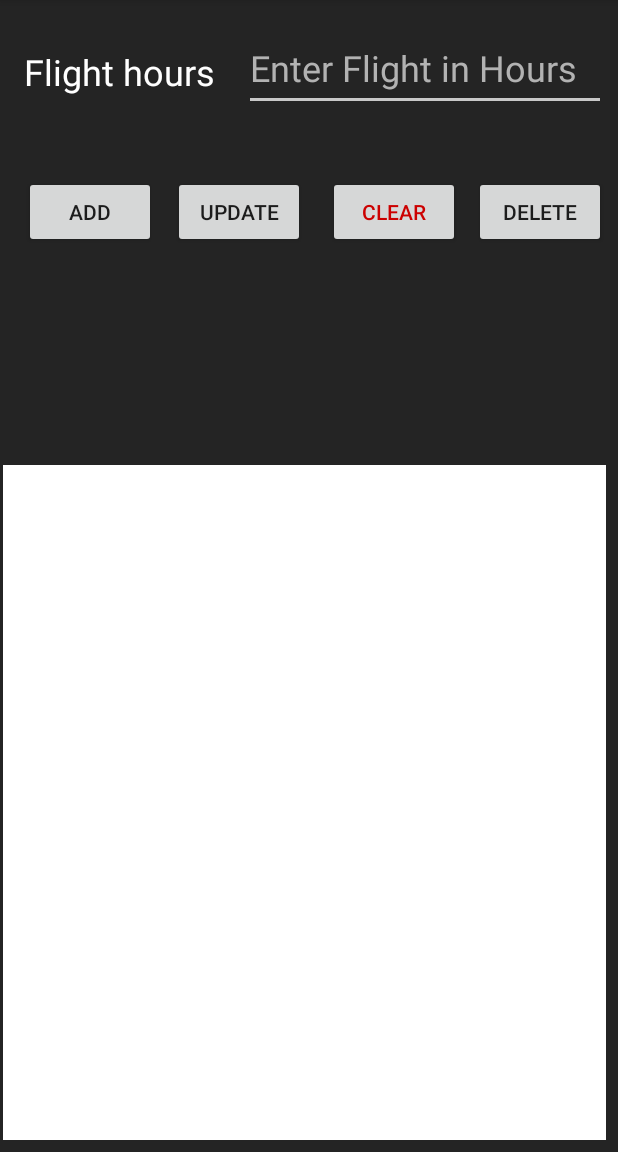
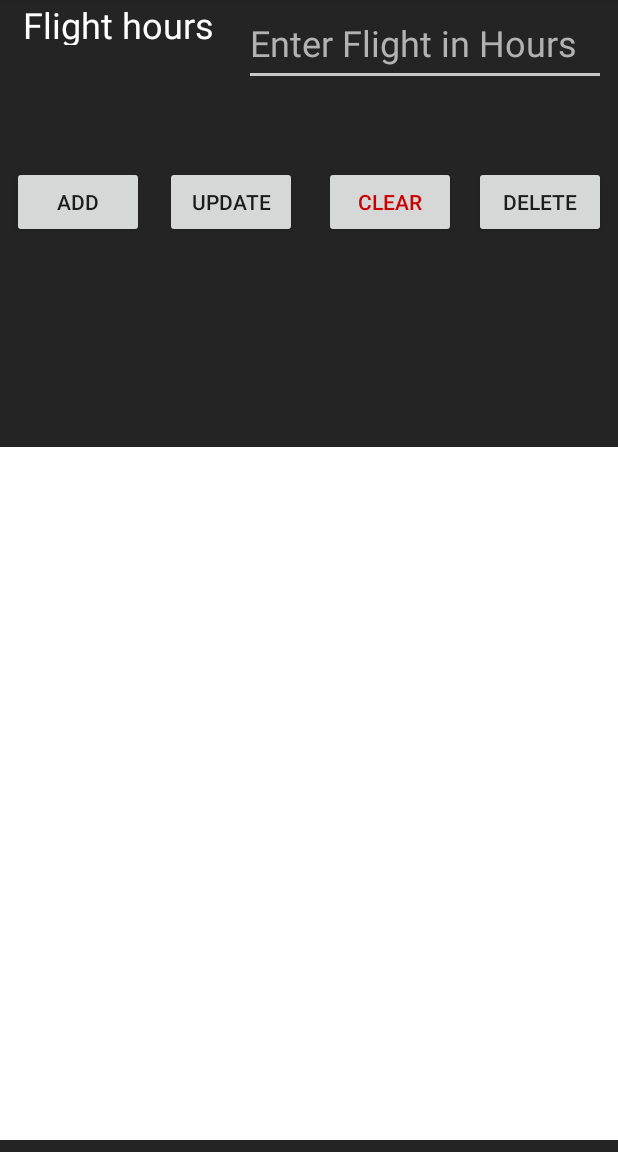
Before and after one commit to dorynakad/Pilot-Companion-App, an Android app: the LogbookActivity screen opened directly, with no data from a screen before it, on a phone screen of 412 x 824 dp, the part 84-1236 px from its top. Run offline under Robolectric (Android 15) with nearby library versions, the phone set to English and light mode, and no system bars.

Commit message:
Design complete

```diff
--- a/app/src/main/java/com/juliachihata/co_pilot/LogbookActivity.java
+++ b/app/src/main/java/com/juliachihata/co_pilot/LogbookActivity.java
@@ -1,9 +1,11 @@
 package com.juliachihata.co_pilot;
 
 import android.content.DialogInterface;
+import android.content.SharedPreferences;
 import android.support.v7.app.AlertDialog;
 import android.support.v7.app.AppCompatActivity;
 import android.os.Bundle;
+import android.util.Log;
 import android.view.View;
 import android.widget.AdapterView;
 import android.widget.ArrayAdapter;
@@ -15,6 +17,9 @@ import android.widget.Toast;
 import java.util.ArrayList;
 import java.util.Calendar;
 import java.util.Date;
+import java.util.HashSet;
+import java.util.List;
+import java.util.Set;
 
 public class LogbookActivity extends AppCompatActivity {
 
@@ -24,12 +29,19 @@ public class LogbookActivity extends AppCompatActivity {
     Button  addBtn,updateBtn,clearBtn,deleteBtn;
     ArrayList<String> flightTimes = new ArrayList<String>();
     ArrayAdapter<String> adapter;
+    SharedPreferences sharedPreferences;
 
+//public static final String PREFS_NAME = "MyPrefsFile";
 
     @Override
     protected void onCreate(Bundle savedInstanceState) {
         super.onCreate(savedInstanceState);
         setContentView(R.layout.activity_logbook);
+     //   SharedPreferences settings = getSharedPreferences(PREFS_NAME,0);
+     //   flightTimes = settings.getString("flightTimes",flightTimes);
+
+
+        sharedPreferences = getSharedPreferences("mySharedPreferences", MODE_PRIVATE);
 
         getSupportActionBar().setDisplayHomeAsUpEnabled(true);
 
@@ -61,6 +73,8 @@ public class LogbookActivity extends AppCompatActivity {
             @Override
             public void onClick(View v) {
                 add();
+
+
             }
         });
         updateBtn.setOnClickListener(new View.OnClickListener() {
@@ -103,6 +117,8 @@ public class LogbookActivity extends AppCompatActivity {
         });
 
     }
+
+
     Date currentTime = Calendar.getInstance().getTime();
     //Add
 
@@ -110,7 +126,7 @@ public class LogbookActivity extends AppCompatActivity {
 
        String flightTime=timeTxt.getText().toString() ;//+ timeTxt2.getText().toString();
 
-       // int timeInt = Integer.parseInt(timeTxt);
+      //  int timeInt = timeTxt.getString();
 
         if(!flightTime.isEmpty() && flightTime.length()>0){
             //Add
@@ -120,11 +136,11 @@ public class LogbookActivity extends AppCompatActivity {
 
             timeTxt.setText("");
 
-            Toast.makeText(getApplicationContext(),"Added" +timeTxt, Toast.LENGTH_SHORT).show();
+           Toast.makeText(getApplicationContext(),"Added" +timeTxt, Toast.LENGTH_SHORT).show();
 
         }
         else {
-            Toast.makeText(getApplicationContext(),"!! Nothing to add" +timeTxt, Toast.LENGTH_LONG).show();
+            Toast.makeText(getApplicationContext(),"Nothing to add" +timeTxt, Toast.LENGTH_LONG).show();
         }
     }
 
@@ -148,7 +164,7 @@ public class LogbookActivity extends AppCompatActivity {
             adapter.notifyDataSetChanged();
             Toast.makeText(getApplicationContext(),"Updated" +timeTxt, Toast.LENGTH_SHORT).show();}
             else {
-            Toast.makeText(getApplicationContext(), "!! Nothing to update" , Toast.LENGTH_SHORT).show();
+            Toast.makeText(getApplicationContext(), " Nothing to update" , Toast.LENGTH_SHORT).show();
         }
 
 
@@ -169,7 +185,7 @@ public class LogbookActivity extends AppCompatActivity {
             timeTxt.setText("");
             Toast.makeText(getApplicationContext(), "Delete" , Toast.LENGTH_SHORT).show();}
             else{
-            Toast.makeText(getApplicationContext(), "!! Nothing to delete" , Toast.LENGTH_SHORT).show();
+            Toast.makeText(getApplicationContext(), "Nothing to delete" , Toast.LENGTH_SHORT).show();
 
         }
 
@@ -181,4 +197,5 @@ public class LogbookActivity extends AppCompatActivity {
     adapter.clear();
 
     }
+
 }
--- a/app/src/main/res/layout/activity_logbook.xml
+++ b/app/src/main/res/layout/activity_logbook.xml
@@ -33,8 +33,8 @@
 
     <ListView
         android:id="@+id/listView"
-        android:layout_width="402dp"
-        android:layout_height="450dp"
+        android:layout_width="414dp"
+        android:layout_height="462dp"
         android:layout_marginStart="8dp"
         android:layout_marginLeft="8dp"
         android:layout_marginTop="8dp"
@@ -48,26 +48,21 @@
         android:textColor="#FFFFFF"
         app:layout_constraintBottom_toBottomOf="parent"
         app:layout_constraintEnd_toEndOf="parent"
-        app:layout_constraintHorizontal_bias="1.0"
+        app:layout_constraintHorizontal_bias="0.526"
         app:layout_constraintStart_toStartOf="parent"
-        app:layout_constraintTop_toTopOf="parent"
+        app:layout_constraintTop_toBottomOf="@+id/cleanBtn"
         app:layout_constraintVertical_bias="1.0" />
 
     <Button
         android:id="@+id/deleteBtn"
         android:layout_width="wrap_content"
         android:layout_height="wrap_content"
-        android:layout_marginStart="8dp"
-        android:layout_marginLeft="8dp"
-        android:layout_marginTop="8dp"
         android:layout_marginEnd="8dp"
         android:layout_marginRight="8dp"
         android:layout_marginBottom="8dp"
         android:text="Delete"
         app:layout_constraintBottom_toBottomOf="parent"
         app:layout_constraintEnd_toEndOf="parent"
-        app:layout_constraintHorizontal_bias="1.0"
-        app:layout_constraintStart_toStartOf="parent"
         app:layout_constraintTop_toTopOf="parent"
         app:layout_constraintVertical_bias="0.155" />
 
@@ -77,14 +72,9 @@
         android:layout_height="wrap_content"
         android:layout_marginStart="8dp"
         android:layout_marginLeft="8dp"
-        android:layout_marginTop="8dp"
-        android:layout_marginEnd="8dp"
-        android:layout_marginRight="8dp"
         android:layout_marginBottom="8dp"
         android:text="Add"
         app:layout_constraintBottom_toBottomOf="parent"
-        app:layout_constraintEnd_toEndOf="parent"
-        app:layout_constraintHorizontal_bias="0.026"
         app:layout_constraintStart_toStartOf="parent"
         app:layout_constraintTop_toTopOf="parent"
         app:layout_constraintVertical_bias="0.155" />
@@ -95,54 +85,43 @@
         android:layout_height="wrap_content"
         android:layout_marginStart="8dp"
         android:layout_marginLeft="8dp"
-        android:layout_marginTop="8dp"
-        android:layout_marginEnd="8dp"
-        android:layout_marginRight="8dp"
+        android:layout_marginEnd="12dp"
+        android:layout_marginRight="12dp"
         android:layout_marginBottom="8dp"
         android:text="Update"
         app:layout_constraintBottom_toBottomOf="parent"
-        app:layout_constraintEnd_toEndOf="parent"
-        app:layout_constraintHorizontal_bias="0.348"
-        app:layout_constraintStart_toStartOf="parent"
+        app:layout_constraintEnd_toStartOf="@+id/cleanBtn"
+        app:layout_constraintStart_toEndOf="@+id/addBtn"
         app:layout_constraintTop_toTopOf="parent"
         app:layout_constraintVertical_bias="0.155" />
 
     <TextView
         android:id="@+id/textView14"
         android:layout_width="wrap_content"
-        android:layout_height="wrap_content"
+        android:layout_height="30dp"
         android:layout_marginStart="8dp"
         android:layout_marginLeft="8dp"
-        android:layout_marginTop="8dp"
         android:layout_marginEnd="8dp"
         android:layout_marginRight="8dp"
-        android:layout_marginBottom="8dp"
         android:text="Flight hours"
         android:textColor="@android:color/white"
         android:textSize="24sp"
-        app:layout_constraintBottom_toBottomOf="parent"
-        app:layout_constraintEnd_toEndOf="parent"
-        app:layout_constraintHorizontal_bias="0.029"
+        app:layout_constraintEnd_toStartOf="@+id/timeTxt"
+        app:layout_constraintHorizontal_bias="0.38"
         app:layout_constraintStart_toStartOf="parent"
-        app:layout_constraintTop_toTopOf="parent"
-        app:layout_constraintVertical_bias="0.032" />
+        tools:layout_editor_absoluteY="29dp" />
 
     <Button
         android:id="@+id/cleanBtn"
         android:layout_width="wrap_content"
         android:layout_height="wrap_content"
-        android:layout_marginStart="8dp"
-        android:layout_marginLeft="8dp"
-        android:layout_marginTop="8dp"
-        android:layout_marginEnd="8dp"
-        android:layout_marginRight="8dp"
+        android:layout_marginEnd="12dp"
+        android:layout_marginRight="12dp"
         android:layout_marginBottom="8dp"
         android:text="Clear"
         android:textColor="@android:color/holo_red_dark"
         app:layout_constraintBottom_toBottomOf="parent"
-        app:layout_constraintEnd_toEndOf="parent"
-        app:layout_constraintHorizontal_bias="0.684"
-        app:layout_constraintStart_toStartOf="parent"
+        app:layout_constraintEnd_toStartOf="@+id/deleteBtn"
         app:layout_constraintTop_toTopOf="parent"
         app:layout_constraintVertical_bias="0.155" />
 
@@ -150,23 +129,15 @@
         android:id="@+id/timeTxt"
         android:layout_width="241dp"
         android:layout_height="57dp"
-        android:layout_marginStart="8dp"
-        android:layout_marginLeft="8dp"
-        android:layout_marginTop="8dp"
         android:layout_marginEnd="8dp"
         android:layout_marginRight="8dp"
-        android:layout_marginBottom="8dp"
+        android:digits="0123456789."
         android:ems="10"
         android:hint="Enter Flight in Hours"
-        android:textColorHint="#B2B2B2"
-        android:digits="0123456789."
         android:inputType="numberDecimal"
         android:textColor="@android:color/white"
+        android:textColorHint="#B2B2B2"
         android:textSize="24sp"
-        app:layout_constraintBottom_toBottomOf="parent"
         app:layout_constraintEnd_toEndOf="parent"
-        app:layout_constraintHorizontal_bias="1.0"
-        app:layout_constraintStart_toStartOf="parent"
-        app:layout_constraintTop_toTopOf="parent"
-        app:layout_constraintVertical_bias="0.012" />
+        tools:layout_editor_absoluteY="16dp" />
 </android.support.constraint.ConstraintLayout>
```
